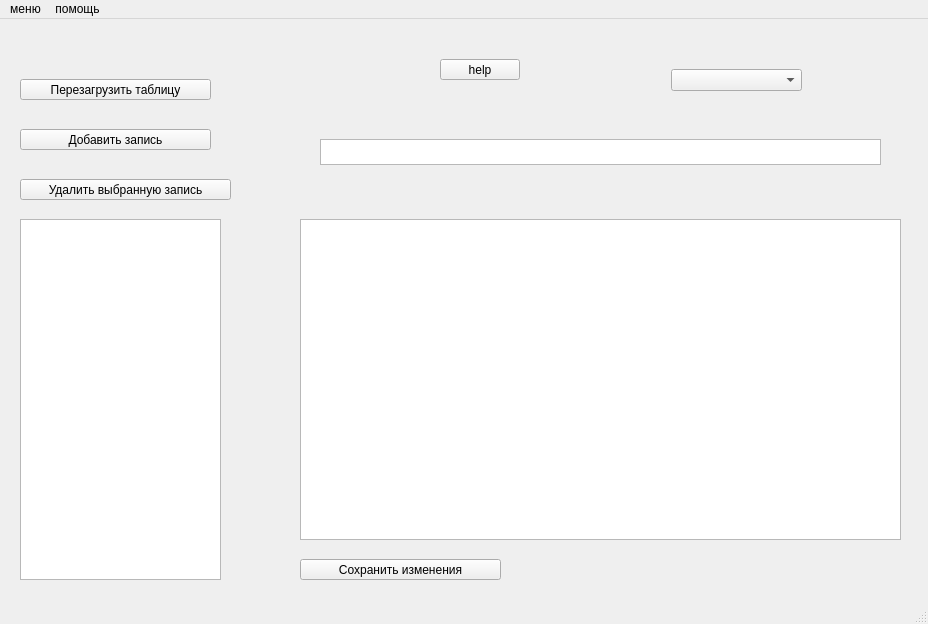
Above: 004_CHMV/QTLearning/CW01/mainwindow.ui from leaptop/repos2 before the change. Below: the same form after it.
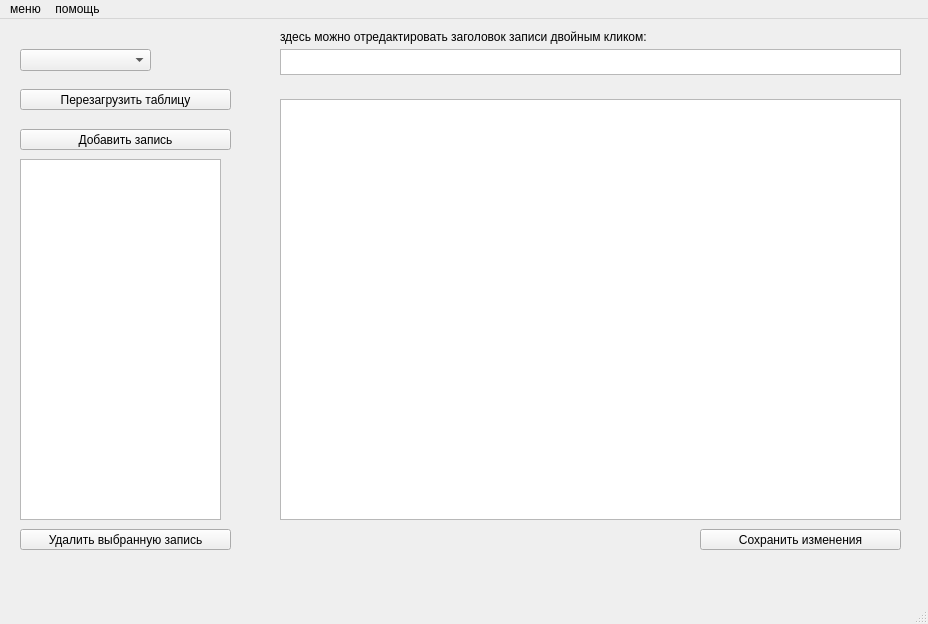
That is the form after the change.

Commit message: Some improvements on HelpSite, Columns hiding and showing etc.

What changed in the file:
```diff
--- a/004_CHMV/QTLearning/CW01/mainwindow.ui
+++ b/004_CHMV/QTLearning/CW01/mainwindow.ui
@@ -19,7 +19,7 @@
      <rect>
       <x>20</x>
       <y>110</y>
-      <width>191</width>
+      <width>211</width>
       <height>21</height>
      </rect>
     </property>
@@ -37,7 +37,7 @@
     <property name="geometry">
      <rect>
       <x>20</x>
-      <y>200</y>
+      <y>140</y>
       <width>201</width>
       <height>361</height>
      </rect>
@@ -70,9 +70,9 @@
    <widget class="QTableView" name="tableView_3">
     <property name="geometry">
      <rect>
-      <x>320</x>
-      <y>120</y>
-      <width>561</width>
+      <x>280</x>
+      <y>30</y>
+      <width>621</width>
       <height>26</height>
      </rect>
     </property>
@@ -90,8 +90,8 @@
     <property name="geometry">
      <rect>
       <x>20</x>
-      <y>60</y>
-      <width>191</width>
+      <y>70</y>
+      <width>211</width>
       <height>21</height>
      </rect>
     </property>
@@ -105,37 +105,21 @@
      <string>Перезагрузить таблицу</string>
     </property>
    </widget>
-   <widget class="QPushButton" name="pushButton_3">
-    <property name="geometry">
-     <rect>
-      <x>440</x>
-      <y>40</y>
-      <width>80</width>
-      <height>21</height>
-     </rect>
-    </property>
-    <property name="toolTipDuration">
-     <number>10</number>
-    </property>
-    <property name="text">
-     <string>help</string>
-    </property>
-   </widget>
    <widget class="QTextEdit" name="textEdit">
     <property name="geometry">
      <rect>
-      <x>300</x>
-      <y>200</y>
-      <width>601</width>
-      <height>321</height>
+      <x>280</x>
+      <y>80</y>
+      <width>621</width>
+      <height>421</height>
      </rect>
     </property>
    </widget>
    <widget class="QPushButton" name="pushButton_4">
     <property name="geometry">
      <rect>
-      <x>300</x>
-      <y>540</y>
+      <x>700</x>
+      <y>510</y>
       <width>201</width>
       <height>21</height>
      </rect>
@@ -148,7 +132,7 @@
     <property name="geometry">
      <rect>
       <x>20</x>
-      <y>160</y>
+      <y>510</y>
       <width>211</width>
       <height>21</height>
      </rect>
@@ -160,11 +144,27 @@
    <widget class="QComboBox" name="comboBox">
     <property name="geometry">
      <rect>
-      <x>671</x>
-      <y>50</y>
+      <x>20</x>
+      <y>30</y>
       <width>131</width>
       <height>22</height>
      </rect>
+    </property>
+    <property name="toolTip">
+     <string>&lt;html&gt;&lt;head/&gt;&lt;body&gt;&lt;p&gt;выбор стиля&lt;/p&gt;&lt;/body&gt;&lt;/html&gt;</string>
+    </property>
+   </widget>
+   <widget class="QLabel" name="label_4">
+    <property name="geometry">
+     <rect>
+      <x>280</x>
+      <y>10</y>
+      <width>501</width>
+      <height>16</height>
+     </rect>
+    </property>
+    <property name="text">
+     <string>здесь можно отредактировать заголовок записи двойным кликом:</string>
     </property>
    </widget>
   </widget>
```
Left out of the diff: 16 changed lines with no effect on the pictures. The commit also changes 27 other files.
